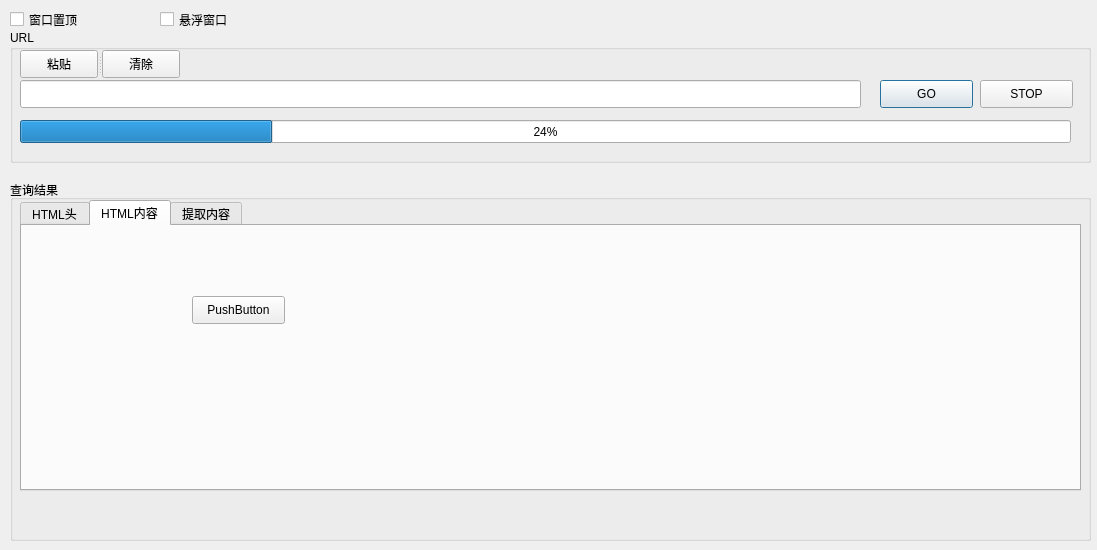
Before: the Qt Designer form dialog.ui in zhjjssyf20120925/QT_HttpAnalysis, drawn with Qt 5.
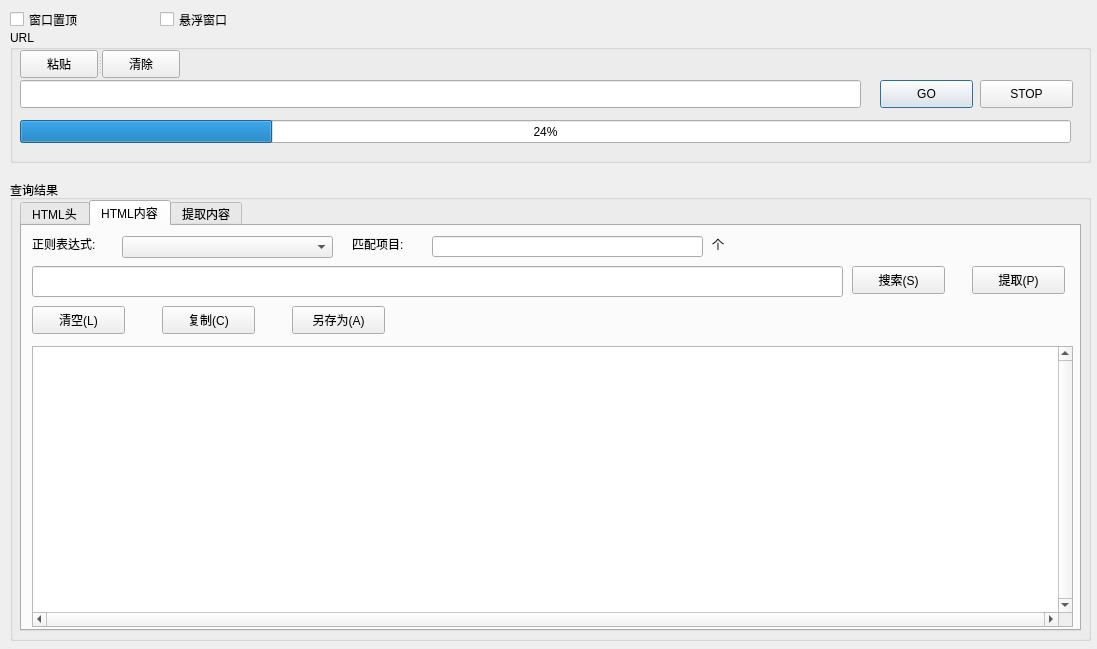
After: the same form once the commit is applied. The open tabs and pages were chosen to show the change.

```diff
--- a/dialog.ui
+++ b/dialog.ui
@@ -7,7 +7,7 @@
     <x>0</x>
     <y>0</y>
     <width>1097</width>
-    <height>550</height>
+    <height>649</height>
    </rect>
   </property>
   <property name="windowTitle">
@@ -130,7 +130,7 @@
      <x>10</x>
      <y>180</y>
      <width>1081</width>
-     <height>361</height>
+     <height>461</height>
     </rect>
    </property>
    <property name="title">
@@ -142,7 +142,7 @@
       <x>10</x>
       <y>20</y>
       <width>1061</width>
-      <height>291</height>
+      <height>431</height>
      </rect>
     </property>
     <property name="currentIndex">
@@ -170,17 +170,160 @@
      <attribute name="title">
       <string>HTML内容</string>
      </attribute>
-     <widget class="QPushButton" name="pushButton_6">
+     <widget class="QLabel" name="label">
       <property name="geometry">
        <rect>
-        <x>170</x>
-        <y>70</y>
+        <x>10</x>
+        <y>10</y>
+        <width>91</width>
+        <height>16</height>
+       </rect>
+      </property>
+      <property name="text">
+       <string>正则表达式:</string>
+      </property>
+     </widget>
+     <widget class="QComboBox" name="combbRegular">
+      <property name="geometry">
+       <rect>
+        <x>100</x>
+        <y>10</y>
+        <width>211</width>
+        <height>22</height>
+       </rect>
+      </property>
+     </widget>
+     <widget class="QLabel" name="label_2">
+      <property name="geometry">
+       <rect>
+        <x>330</x>
+        <y>10</y>
+        <width>71</width>
+        <height>16</height>
+       </rect>
+      </property>
+      <property name="text">
+       <string>匹配项目:</string>
+      </property>
+     </widget>
+     <widget class="QLineEdit" name="lineEditNum">
+      <property name="geometry">
+       <rect>
+        <x>410</x>
+        <y>10</y>
+        <width>271</width>
+        <height>21</height>
+       </rect>
+      </property>
+     </widget>
+     <widget class="QLabel" name="label_3">
+      <property name="geometry">
+       <rect>
+        <x>690</x>
+        <y>10</y>
+        <width>21</width>
+        <height>16</height>
+       </rect>
+      </property>
+      <property name="text">
+       <string>个</string>
+      </property>
+     </widget>
+     <widget class="QLineEdit" name="lineEdit_3">
+      <property name="geometry">
+       <rect>
+        <x>10</x>
+        <y>40</y>
+        <width>811</width>
+        <height>31</height>
+       </rect>
+      </property>
+     </widget>
+     <widget class="QPushButton" name="pbtnBodySearch">
+      <property name="geometry">
+       <rect>
+        <x>830</x>
+        <y>40</y>
         <width>93</width>
         <height>28</height>
        </rect>
       </property>
       <property name="text">
-       <string>PushButton</string>
+       <string>搜索(S)</string>
+      </property>
+     </widget>
+     <widget class="QPushButton" name="pbtnBodyExtract">
+      <property name="geometry">
+       <rect>
+        <x>950</x>
+        <y>40</y>
+        <width>93</width>
+        <height>28</height>
+       </rect>
+      </property>
+      <property name="text">
+       <string>提取(P)</string>
+      </property>
+     </widget>
+     <widget class="QPushButton" name="pbtnBodyClear">
+      <property name="geometry">
+       <rect>
+        <x>10</x>
+        <y>80</y>
+        <width>93</width>
+        <height>28</height>
+       </rect>
+      </property>
+      <property name="text">
+       <string>清空(L)</string>
+      </property>
+     </widget>
+     <widget class="QPushButton" name="pbtnBodyCopy">
+      <property name="geometry">
+       <rect>
+        <x>140</x>
+        <y>80</y>
+        <width>93</width>
+        <height>28</height>
+       </rect>
+      </property>
+      <property name="text">
+       <string>复制(C)</string>
+      </property>
+     </widget>
+     <widget class="QPushButton" name="pbtnBodySave">
+      <property name="geometry">
+       <rect>
+        <x>270</x>
+        <y>80</y>
+        <width>93</width>
+        <height>28</height>
+       </rect>
+      </property>
+      <property name="text">
+       <string>另存为(A)</string>
+      </property>
+     </widget>
+     <widget class="QTextEdit" name="textEditBody">
+      <property name="geometry">
+       <rect>
+        <x>10</x>
+        <y>120</y>
+        <width>1041</width>
+        <height>281</height>
+       </rect>
+      </property>
+      <property name="verticalScrollBarPolicy">
+       <enum>Qt::ScrollBarAlwaysOn</enum>
+      </property>
+      <property name="horizontalScrollBarPolicy">
+       <enum>Qt::ScrollBarAlwaysOn</enum>
+      </property>
+      <property name="sizeAdjustPolicy">
+       <enum>QAbstractScrollArea::AdjustToContentsOnFirstShow</enum>
+      </property>
+      <property name="readOnly">
+       <bool>true</bool>
       </property>
      </widget>
     </widget>
```
Left out of the diff: 129 changed lines with no effect on the pictures.
